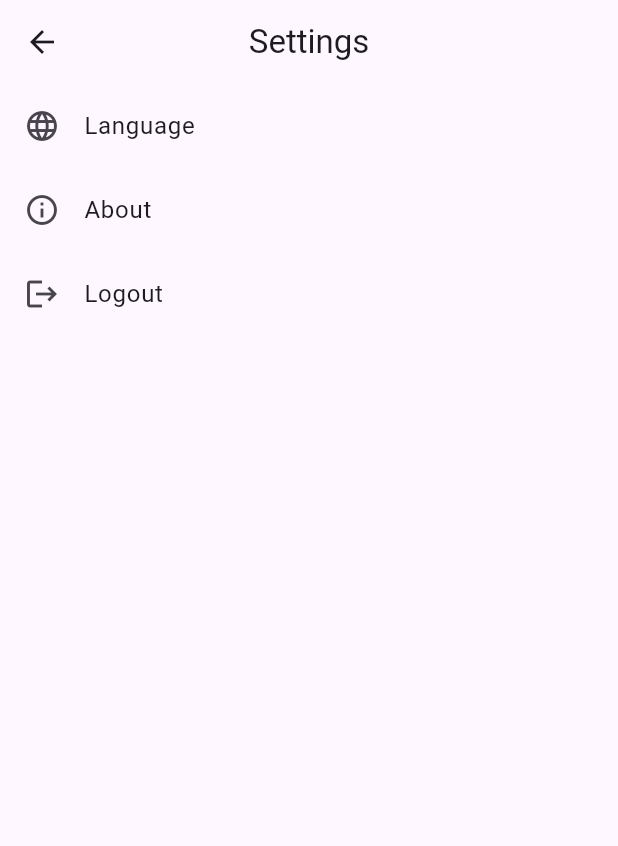
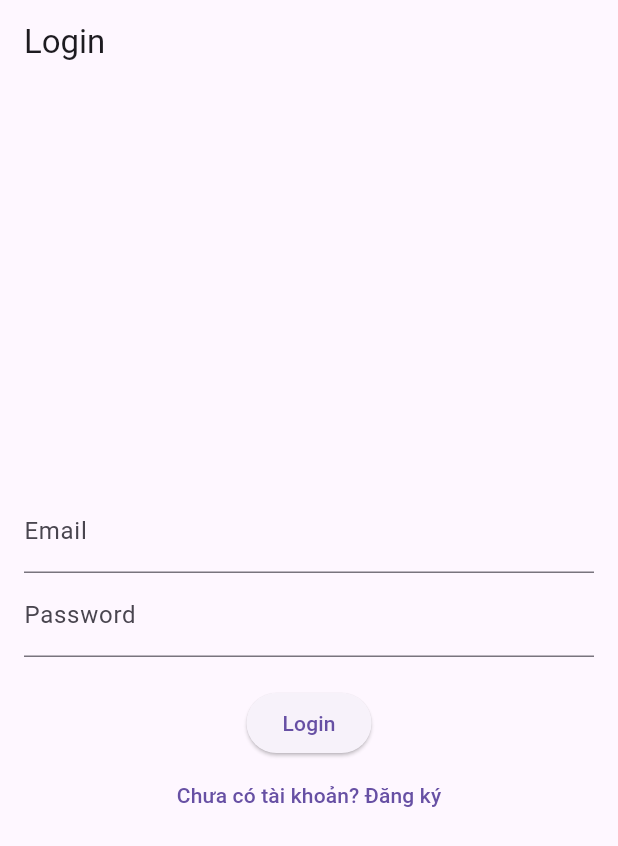
Before and after one commit to vanhuugiacuong/Flutter_ToDoApp, a Flutter app: the SettingView screen opened by its route, after a tap on "Logout", on a phone screen of 412 x 824 dp. Shown: the top 846 px of the screen. Run offline on Flutter 3.47's test engine with Material 3 defaults, Android fonts, the phone set to English and light mode, and no system bars; our stand-ins replace get, supabase_flutter; accounts and stored records are empty.

Commit message:
Add LoginRegister

```diff
--- a/lib/app/routes/app_pages.dart
+++ b/lib/app/routes/app_pages.dart
@@ -2,19 +2,24 @@ import 'package:get/get.dart';
 
 import '../../pages/home/bindings/home_binding.dart';
 import '../../pages/home/views/home_view.dart';
+import '../../pages/login/bindings/login_binding.dart';
+import '../../pages/login/views/login_view.dart';
+import '../../pages/setting/bindings/setting_binding.dart';
+import '../../pages/setting/views/setting_view.dart';
+import '../../pages/signup/bindings/signup_binding.dart';
+import '../../pages/signup/views/signup_view.dart';
+import '../../pages/todo/bindings/todo_binding.dart';
+import '../../pages/todo/views/todo_view.dart';
 import '../modules/layout/bindings/layout_binding.dart';
 import '../modules/layout/views/layout_view.dart';
-import '../../pages/setting/bindings/setting_binding.dart';
-import '../../pages/setting/views/setting_view.dart';
-import '../../pages/todo/bindings/todo_binding.dart';
-import '../../pages/todo/views/todo_view.dart';
 
 part 'app_routes.dart';
 
 class AppPages {
   AppPages._();
 
-  static const INITIAL = Routes.LAYOUT;
+  // static const INITIAL = Routes.LAYOUT;
+  static const INITIAL = _Paths.LOGIN;
 
   static final routes = [
     GetPage(
@@ -37,5 +42,20 @@ class AppPages {
       page: () => const LayoutView(),
       binding: LayoutBinding(),
     ),
+    GetPage(
+      name: _Paths.SIGNUP,
+      page: () => SignupView(),
+      binding: SignupBinding(),
+    ),
+    GetPage(
+      name: _Paths.LOGIN,
+      page: () => LoginView(),
+      binding: LoginBinding(),
+    ),
+    GetPage(
+      name: '/home',
+      page: () => HomeView(), // Replace with your layout or todo page widget
+      binding: HomeBinding(), // Ensure the correct binding is used
+    ),
   ];
 }
--- a/lib/app/routes/app_routes.dart
+++ b/lib/app/routes/app_routes.dart
@@ -7,6 +7,8 @@ abstract class Routes {
   static const TODO = _Paths.TODO;
   static const SETTING = _Paths.SETTING;
   static const LAYOUT = _Paths.LAYOUT;
+  static const SIGNUP = _Paths.SIGNUP;
+  static const LOGIN = _Paths.LOGIN;
 }
 
 abstract class _Paths {
@@ -15,4 +17,6 @@ abstract class _Paths {
   static const TODO = '/todo';
   static const SETTING = '/setting';
   static const LAYOUT = '/layout';
+  static const SIGNUP = '/signup';
+  static const LOGIN = '/login';
 }
--- a/lib/main.dart
+++ b/lib/main.dart
@@ -1,5 +1,6 @@
 import 'package:flutter/material.dart';
 import 'package:fluttertodosappsupabase/app/my_translations.dart';
+import 'package:fluttertodosappsupabase/pages/signup/controllers/signup_controller.dart';
 import 'package:get/get.dart';
 import 'package:supabase_flutter/supabase_flutter.dart';
 import 'app/routes/app_pages.dart';
@@ -13,6 +14,8 @@ void main() async {
     anonKey:
         'eyJhbGciOiJIUzI1NiIsInR5cCI6IkpXVCJ9.eyJpc3MiOiJzdXBhYmFzZSIsInJlZiI6InhteHlvc3FmdnFrZmV1YXZ0cnh4Iiwicm9sZSI6ImFub24iLCJpYXQiOjE3NDczOTQxMDgsImV4cCI6MjA2Mjk3MDEwOH0.hJguz4DDzvazu-LNmjKfLb_NiSG8xvhMSDPFEvMPfyg',
   );
+
+  Get.put(SignupController()); // Initialize SignupController
 
   runApp(const MyApp());
 }
@@ -34,7 +37,7 @@ class MyApp extends StatelessWidget {
         GlobalWidgetsLocalizations.delegate,
         GlobalCupertinoLocalizations.delegate,
       ],
-      initialRoute: AppPages.INITIAL,
+      initialRoute: AppPages.INITIAL, // Ensure this points to the correct initial route
       getPages: AppPages.routes,
     );
   }
--- /dev/null
+++ b/lib/pages/login/bindings/login_binding.dart
@@ -0,0 +1,12 @@
+import 'package:get/get.dart';
+
+import '../controllers/login_controller.dart';
+
+class LoginBinding extends Bindings {
+  @override
+  void dependencies() {
+    Get.lazyPut<LoginController>(
+      () => LoginController(),
+    );
+  }
+}
--- /dev/null
+++ b/lib/pages/login/controllers/login_controller.dart
@@ -0,0 +1,34 @@
+import 'package:get/get.dart';
+import 'package:supabase_flutter/supabase_flutter.dart';
+import '../../signup/controllers/signup_controller.dart';
+
+class LoginController extends GetxController {
+  final count = 0.obs;
+
+  Future<bool> signIn(String email, String password) async {
+    final signupController = Get.find<SignupController>();
+    if (signupController.validateCredentials(email, password)) {
+      return true;
+    } else {
+      Get.snackbar('Error', 'Sai email hoặc mật khẩu');
+      return false;
+    }
+  }
+
+  @override
+  void onInit() {
+    super.onInit();
+  }
+
+  @override
+  void onReady() {
+    super.onReady();
+  }
+
+  @override
+  void onClose() {
+    super.onClose();
+  }
+
+  void increment() => count.value++;
+}
--- /dev/null
+++ b/lib/pages/login/views/login_view.dart
@@ -0,0 +1,61 @@
+import 'package:flutter/material.dart';
+import 'package:fluttertodosappsupabase/app/routes/app_pages.dart';
+
+import 'package:get/get.dart';
+
+import '../controllers/login_controller.dart';
+
+class LoginView extends GetView<LoginController> {
+  final emailController = TextEditingController();
+  final passwordController = TextEditingController();
+
+  @override
+  Widget build(BuildContext context) {
+    return Scaffold(
+      appBar: AppBar(title: Text('Login')),
+      body: Padding(
+        padding: const EdgeInsets.all(16),
+        child: Column(
+          mainAxisAlignment: MainAxisAlignment.center,
+          children: [
+            TextField(
+              controller: emailController,
+              decoration: InputDecoration(labelText: 'Email'),
+              keyboardType: TextInputType.emailAddress,
+            ),
+            TextField(
+              controller: passwordController,
+              decoration: InputDecoration(labelText: 'Password'),
+              obscureText: true,
+            ),
+            SizedBox(height: 20),
+            ElevatedButton(
+              onPressed: () async {
+                final email = emailController.text.trim();
+                final password = passwordController.text.trim();
+
+                if (email.isEmpty || password.isEmpty) {
+                  Get.snackbar('Lỗi', 'Email và mật khẩu không được để trống');
+                  return;
+                }
+
+                final success = await controller.signIn(email, password);
+                if (success) {
+                 Get.offAllNamed(Routes.LAYOUT); // Ensure '/home' is correctly defined in AppPages
+                } else {
+                  // Error messages are already handled in the controller
+                  print('Login failed');
+                }
+              },
+              child: Text('Login'),
+            ),
+            TextButton(
+              onPressed: () => Get.toNamed('/signup'),
+              child: Text('Chưa có tài khoản? Đăng ký'),
+            ),
+          ],
+        ),
+      ),
+    );
+  }
+}
--- a/lib/pages/setting/views/setting_view.dart
+++ b/lib/pages/setting/views/setting_view.dart
@@ -1,6 +1,6 @@
 import 'package:flutter/material.dart';
-import 'package:flutter_localizations/flutter_localizations.dart';
 import 'package:get/get.dart';
+import 'package:supabase_flutter/supabase_flutter.dart';
 import '../controllers/setting_controller.dart';
 
 class SettingView extends GetView<SettingController> {
@@ -54,8 +54,9 @@ class SettingView extends GetView<SettingController> {
           ListTile(
             leading: const Icon(Icons.logout),
             title: Text('Logout'.tr),
-            onTap: () {
-              // Handle logout
+            onTap: () async {
+              await Supabase.instance.client.auth.signOut();
+              Get.offAllNamed('/login');
             },
           ),
         ],
--- /dev/null
+++ b/lib/pages/signup/controllers/signup_controller.dart
@@ -0,0 +1,37 @@
+import 'package:get/get.dart';
+
+class SignupController extends GetxController {
+  final count = 0.obs;
+
+  // Local storage for user accounts
+  final Map<String, String> _userAccounts = {};
+
+  Future<String?> signUp(String username, String password) async {
+    if (_userAccounts.containsKey(username)) {
+      return 'Tài khoản đã tồn tại';
+    }
+    _userAccounts[username] = password;
+    return null; // Thành công
+  }
+
+  bool validateCredentials(String username, String password) {
+    return _userAccounts[username] == password;
+  }
+
+  @override
+  void onInit() {
+    super.onInit();
+  }
+
+  @override
+  void onReady() {
+    super.onReady();
+  }
+
+  @override
+  void onClose() {
+    super.onClose();
+  }
+
+  void increment() => count.value++;
+}
--- /dev/null
+++ b/lib/pages/signup/views/signup_view.dart
@@ -0,0 +1,61 @@
+import 'package:flutter/material.dart';
+
+import 'package:get/get.dart';
+
+import '../controllers/signup_controller.dart';
+
+class SignupView extends GetView<SignupController> {
+  final usernameController = TextEditingController();
+  final passwordController = TextEditingController();
+
+  SignupView({super.key});
+
+  @override
+  Widget build(BuildContext context) {
+    return Scaffold(
+      appBar: AppBar(title: Text('Sign Up')),
+      body: Padding(
+        padding: const EdgeInsets.all(16),
+        child: Column(
+          mainAxisAlignment: MainAxisAlignment.center,
+          children: [
+            TextField(
+              controller: usernameController,
+              decoration: InputDecoration(labelText: 'Email'),
+            ),
+            TextField(
+              controller: passwordController,
+              decoration: InputDecoration(labelText: 'Password'),
+              obscureText: true,
+            ),
+            SizedBox(height: 20),
+            ElevatedButton(
+              onPressed: () async {
+                final email = usernameController.text.trim();
+                final password = passwordController.text.trim();
+
+                if (email.isEmpty || password.isEmpty) {
+                  Get.snackbar('Lỗi', 'Email và mật khẩu không được để trống');
+                  return;
+                }
+
+                final error = await controller.signUp(email, password);
+                if (error == null) {
+                  Get.snackbar('Thành công', 'Đăng ký thành công');
+                  Get.offAllNamed('/login');
+                } else {
+                  Get.snackbar('Lỗi', error);
+                }
+              },
+              child: Text('Sign Up'),
+            ),
+            TextButton(
+              onPressed: () => Get.back(),
+              child: Text('Đã có tài khoản? Đăng nhập'),
+            ),
+          ],
+        ),
+      ),
+    );
+  }
+}
--- a/lib/pages/todo/views/todo_view.dart
+++ b/lib/pages/todo/views/todo_view.dart
@@ -126,7 +126,9 @@ class TodoView extends GetView<TodoController> {
           color: const Color(0xFFB9F6CA), // Xanh lá nhạt
         ),
         child: RawMaterialButton(
-          shape: const CircleBorder(),
+          shape: const RoundedRectangleBorder(
+            borderRadius: BorderRadius.all(Radius.circular(12)),
+          ),
           elevation: 6,
           onPressed: () {
             _showAddDialog(context, controller);
```
Also changed, not shown: lib/pages/signup/bindings/signup_binding.dart (added, +12 -0 lines).
